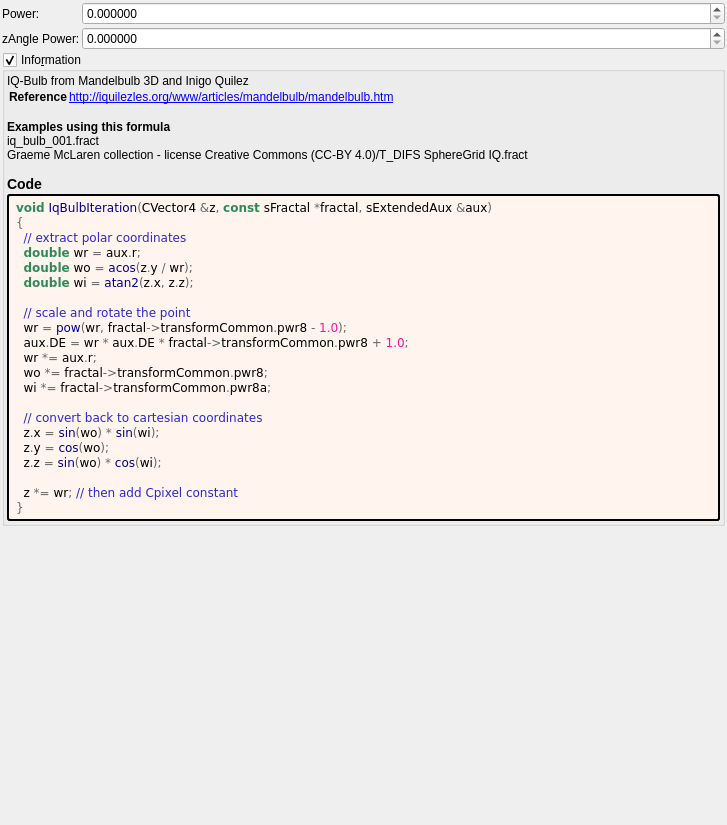
irinox-ctrl/mandelbulber2, file mandelbulber2/formula/ui/iq_bulb.ui: the form before one commit.
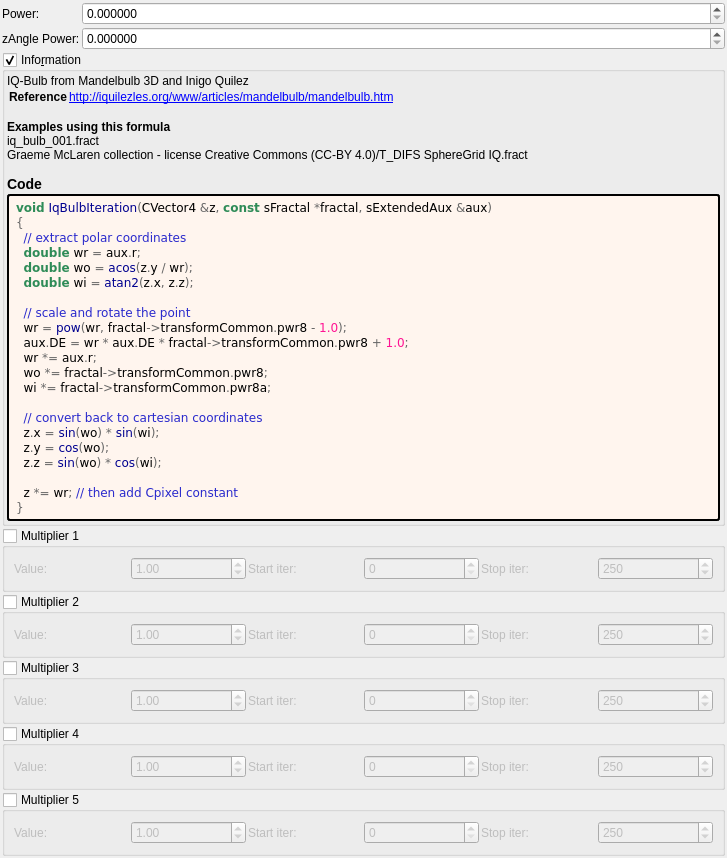
The form after the commit. Custom widgets are drawn as their Qt base class.

Commit message:
feat: add 5 general-purpose multipliers to all 1007 fractal formulas
Each multiplier has:
- Checkbox (OFF by default)
- Value spinbox (default 1.0, range -100 to 100)
- Iteration start/stop range

Logic: z *= value; DE *= |value|;

Uses existing transformCommon parameters:
- Checkboxes: functionEnabledBx/By/Bz/Bw/CzFalse
- Values: scale4/5/6/8/16
- Ranges: startIterationsB-F/stopIterationsB-F

Modified 1007 .cpp (CPU), 1006 .cl (GPU), 1023 .ui files.
Both source (formula/) and deploy (deploy/share/) copies updated.

Patch:
```diff
--- a/mandelbulber2/formula/ui/iq_bulb.ui
+++ b/mandelbulber2/formula/ui/iq_bulb.ui
@@ -198,6 +198,192 @@
      </layout>
     </widget>
    </item>
+   <item>
+    <widget class="MyGroupBox" name="groupCheck_transf_function_enabledBx_false">
+     <property name="title"><string>Multiplier 1</string></property>
+     <property name="checkable"><bool>true</bool></property>
+     <property name="checked"><bool>false</bool></property>
+     <layout class="QGridLayout" name="gridLayout_mult1">
+      <property name="spacing"><number>2</number></property>
+      <item row="0" column="0">
+       <widget class="QLabel"><property name="text"><string>Value:</string></property></widget>
+      </item>
+      <item row="0" column="1">
+       <widget class="MyDoubleSpinBox" name="spinbox_transf_scale_4">
+        <property name="minimum"><double>-100.0</double></property><property name="maximum"><double>100.0</double></property>
+        <property name="singleStep"><double>0.01</double></property><property name="value"><double>1.0</double></property>
+       </widget>
+      </item>
+      <item row="0" column="2">
+       <widget class="QLabel"><property name="text"><string>Start iter:</string></property></widget>
+      </item>
+      <item row="0" column="3">
+       <widget class="MySpinBox" name="spinboxInt_transf_start_iterations_B">
+        <property name="minimum"><number>0</number></property><property name="maximum"><number>10000</number></property>
+        <property name="value"><number>0</number></property>
+       </widget>
+      </item>
+      <item row="0" column="4">
+       <widget class="QLabel"><property name="text"><string>Stop iter:</string></property></widget>
+      </item>
+      <item row="0" column="5">
+       <widget class="MySpinBox" name="spinboxInt_transf_stop_iterations_B">
+        <property name="minimum"><number>0</number></property><property name="maximum"><number>10000</number></property>
+        <property name="value"><number>250</number></property>
+       </widget>
+      </item>
+     </layout>
+    </widget>
+   </item>
+   <item>
+    <widget class="MyGroupBox" name="groupCheck_transf_function_enabledBy_false">
+     <property name="title"><string>Multiplier 2</string></property>
+     <property name="checkable"><bool>true</bool></property>
+     <property name="checked"><bool>false</bool></property>
+     <layout class="QGridLayout" name="gridLayout_mult2">
+      <property name="spacing"><number>2</number></property>
+      <item row="0" column="0">
+       <widget class="QLabel"><property name="text"><string>Value:</string></property></widget>
+      </item>
+      <item row="0" column="1">
+       <widget class="MyDoubleSpinBox" name="spinbox_transf_scale_5">
+        <property name="minimum"><double>-100.0</double></property><property name="maximum"><double>100.0</double></property>
+        <property name="singleStep"><double>0.01</double></property><property name="value"><double>1.0</double></property>
+       </widget>
+      </item>
+      <item row="0" column="2">
+       <widget class="QLabel"><property name="text"><string>Start iter:</string></property></widget>
+      </item>
+      <item row="0" column="3">
+       <widget class="MySpinBox" name="spinboxInt_transf_start_iterations_C">
+        <property name="minimum"><number>0</number></property><property name="maximum"><number>10000</number></property>
+        <property name="value"><number>0</number></property>
+       </widget>
+      </item>
+      <item row="0" column="4">
+       <widget class="QLabel"><property name="text"><string>Stop iter:</string></property></widget>
+      </item>
+      <item row="0" column="5">
+       <widget class="MySpinBox" name="spinboxInt_transf_stop_iterations_C">
+        <property name="minimum"><number>0</number></property><property name="maximum"><number>10000</number></property>
+        <property name="value"><number>250</number></property>
+       </widget>
+      </item>
+     </layout>
+    </widget>
+   </item>
+   <item>
+    <widget class="MyGroupBox" name="groupCheck_transf_function_enabledBz_false">
+     <property name="title"><string>Multiplier 3</string></property>
+     <property name="checkable"><bool>true</bool></property>
+     <property name="checked"><bool>false</bool></property>
+     <layout class="QGridLayout" name="gridLayout_mult3">
+      <property name="spacing"><number>2</number></property>
+      <item row="0" column="0">
+       <widget class="QLabel"><property name="text"><string>Value:</string></property></widget>
+      </item>
+      <item row="0" column="1">
+       <widget class="MyDoubleSpinBox" name="spinbox_transf_scale_6">
+        <property name="minimum"><double>-100.0</double></property><property name="maximum"><double>100.0</double></property>
+        <property name="singleStep"><double>0.01</double></property><property name="value"><double>1.0</double></property>
+       </widget>
+      </item>
+      <item row="0" column="2">
+       <widget class="QLabel"><property name="text"><string>Start iter:</string></property></widget>
+      </item>
+      <item row="0" column="3">
+       <widget class="MySpinBox" name="spinboxInt_transf_start_iterations_D">
+        <property name="minimum"><number>0</number></property><property name="maximum"><number>10000</number></property>
+        <property name="value"><number>0</number></property>
+       </widget>
+      </item>
+      <item row="0" column="4">
+       <widget class="QLabel"><property name="text"><string>Stop iter:</string></property></widget>
+      </item>
+      <item row="0" column="5">
+       <widget class="MySpinBox" name="spinboxInt_transf_stop_iterations_D">
+        <property name="minimum"><number>0</number></property><property name="maximum"><number>10000</number></property>
+        <property name="value"><number>250</number></property>
+       </widget>
+      </item>
+     </layout>
+    </widget>
+   </item>
+   <item>
+    <widget class="MyGroupBox" name="groupCheck_transf_function_enabledBw_false">
+     <property name="title"><string>Multiplier 4</string></property>
+     <property name="checkable"><bool>true</bool></property>
+     <property name="checked"><bool>false</bool></property>
+     <layout class="QGridLayout" name="gridLayout_mult4">
+      <property name="spacing"><number>2</number></property>
+      <item row="0" column="0">
+       <widget class="QLabel"><property name="text"><string>Value:</string></property></widget>
+      </item>
+      <item row="0" column="1">
+       <widget class="MyDoubleSpinBox" name="spinbox_transf_scale_8">
+        <property name="minimum"><double>-100.0</double></property><property name="maximum"><double>100.0</double></property>
+        <property name="singleStep"><double>0.01</double></property><property name="value"><double>1.0</double></property>
+       </widget>
+      </item>
+      <item row="0" column="2">
+       <widget class="QLabel"><property name="text"><string>Start iter:</string></property></widget>
+      </item>
+      <item row="0" column="3">
+       <widget class="MySpinBox" name="spinboxInt_transf_start_iterations_E">
+        <property name="minimum"><number>0</number></property><property name="maximum"><number>10000</number></property>
+        <property name="value"><number>0</number></property>
+       </widget>
+      </item>
+      <item row="0" column="4">
+       <widget class="QLabel"><property name="text"><string>Stop iter:</string></property></widget>
+      </item>
+      <item row="0" column="5">
+       <widget class="MySpinBox" name="spinboxInt_transf_stop_iterations_E">
+        <property name="minimum"><number>0</number></property><property name="maximum"><number>10000</number></property>
+        <property name="value"><number>250</number></property>
+       </widget>
+      </item>
+     </layout>
+    </widget>
+   </item>
+   <item>
+    <widget class="MyGroupBox" name="groupCheck_transf_function_enabledCz_false">
+     <property name="title"><string>Multiplier 5</string></property>
+     <property name="checkable"><bool>true</bool></property>
+     <property name="checked"><bool>false</bool></property>
+     <layout class="QGridLayout" name="gridLayout_mult5">
+      <property name="spacing"><number>2</number></property>
+      <item row="0" column="0">
+       <widget class="QLabel"><property name="text"><string>Value:</string></property></widget>
+      </item>
+      <item row="0" column="1">
+       <widget class="MyDoubleSpinBox" name="spinbox_transf_scale_16">
+        <property name="minimum"><double>-100.0</double></property><property name="maximum"><double>100.0</double></property>
+        <property name="singleStep"><double>0.01</double></property><property name="value"><double>1.0</double></property>
+       </widget>
+      </item>
+      <item row="0" column="2">
+       <widget class="QLabel"><property name="text"><string>Start iter:</string></property></widget>
+      </item>
+      <item row="0" column="3">
+       <widget class="MySpinBox" name="spinboxInt_transf_start_iterations_F">
+        <property name="minimum"><number>0</number></property><property name="maximum"><number>10000</number></property>
+        <property name="value"><number>0</number></property>
+       </widget>
+      </item>
+      <item row="0" column="4">
+       <widget class="QLabel"><property name="text"><string>Stop iter:</string></property></widget>
+      </item>
+      <item row="0" column="5">
+       <widget class="MySpinBox" name="spinboxInt_transf_stop_iterations_F">
+        <property name="minimum"><number>0</number></property><property name="maximum"><number>10000</number></property>
+        <property name="value"><number>250</number></property>
+       </widget>
+      </item>
+     </layout>
+    </widget>
+   </item>
+
    <item>
     <spacer name="verticalSpacer">
      <property name="orientation">
@@ -225,6 +411,11 @@
    <header>my_group_box.h</header>
    <container>1</container>
   </customwidget>
+   <customwidget>
+   <class>MySpinBox</class>
+   <extends>QSpinBox</extends>
+   <header>my_spin_box.h</header>
+  </customwidget>
  </customwidgets>
  <tabstops>
   <tabstop>spinbox_transf_pwr_8</tabstop>
```
The commit also changes 3972 other files.
